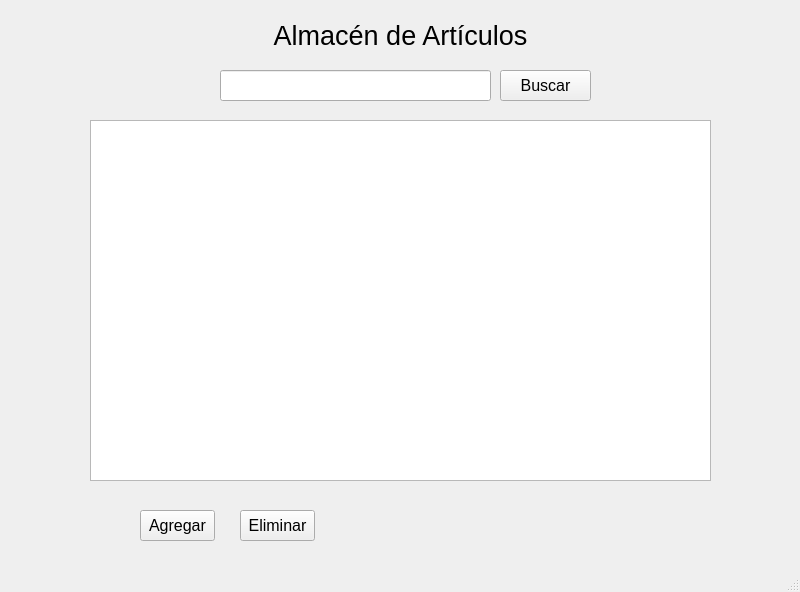
Old version of the form ui/almacen.ui in the repository Moises024/sistema_de_caja.
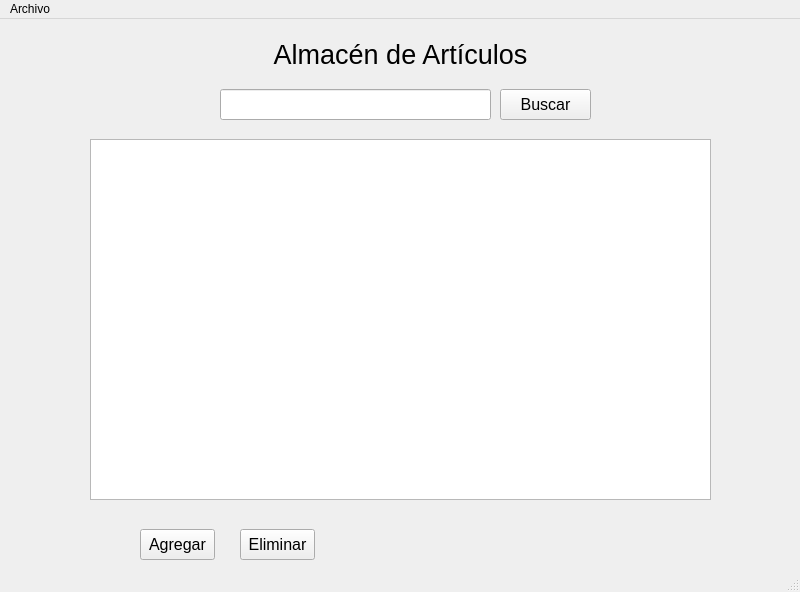
New version of the form.

What changed in the file:
```diff
--- a/ui/almacen.ui
+++ b/ui/almacen.ui
@@ -129,6 +129,14 @@
      <height>21</height>
     </rect>
    </property>
+   <widget class="QMenu" name="menuArchivo">
+    <property name="title">
+     <string>Archivo</string>
+    </property>
+    <addaction name="actionCaja"/>
+    <addaction name="actionSalir"/>
+   </widget>
+   <addaction name="menuArchivo"/>
   </widget>
   <widget class="QStatusBar" name="statusbar"/>
  </widget>
```
Left out of the diff: 10 changed lines with no effect on the pictures.
